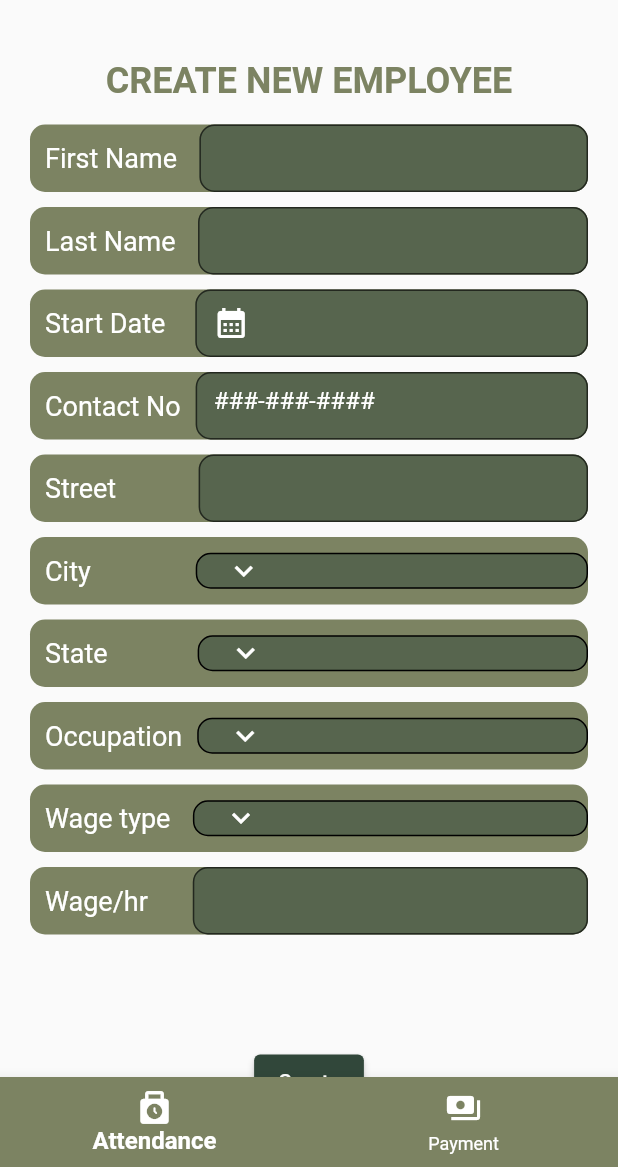
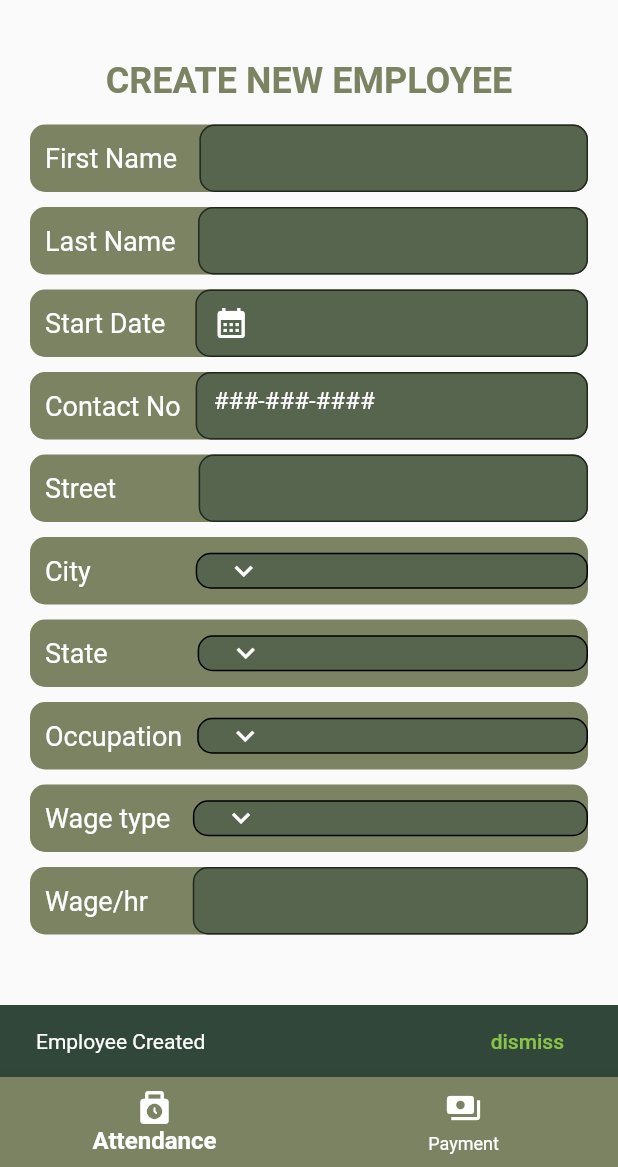
Before and after one commit to KrishnanDevika/PayWage, a Flutter app: the AddEmployeePage screen opened directly, after a tap on "Create", on a phone screen of 412 x 824 dp, the part 69-1236 px from its top. Run offline on Flutter 3.47's test engine with Material 2 defaults, Android fonts, the phone set to English and light mode, and no system bars; network calls fail.

Commit message:
Added SnackBar and added reset method to show the status of employee creation

```diff
--- a/lib/views/add_employee.dart
+++ b/lib/views/add_employee.dart
@@ -136,6 +136,16 @@ class _AddEmployeePageState extends State<AddEmployeePage> {
     });
 
     print((response.body));
+  }
+
+  void reset(){
+    firstName.clear();
+    lastName.clear();
+    startDate.clear();
+    contact.clear();
+    street.clear();
+    baseRate.clear();
+
   }
 
   @override
@@ -628,7 +638,16 @@ class _AddEmployeePageState extends State<AddEmployeePage> {
                       foregroundColor: Colors.white),
                   onPressed: () {
                     createEmployee();
-                    print("Created");
+                    final snackBar = SnackBar(
+                        content:  Text('Employee Created', style: TextStyle(color: Colors.white),),
+                    backgroundColor:  Color(0xff31473A),
+                    action: SnackBarAction(
+                    label: 'dismiss',
+                    onPressed: () {},
+                    ),
+                    );
+                    ScaffoldMessenger.of(context).showSnackBar(snackBar);
+                   reset();
                   },
                   child: new Text('Create'),
                 ),
--- a/pubspec.yaml
+++ b/pubspec.yaml
@@ -34,6 +34,7 @@ dependencies:
 
   intl: ^0.17.0
   http: ^0.13.5
+
 
 
   # The following adds the Cupertino Icons font to your application.
```
Also changed, not shown: 6 other files.
